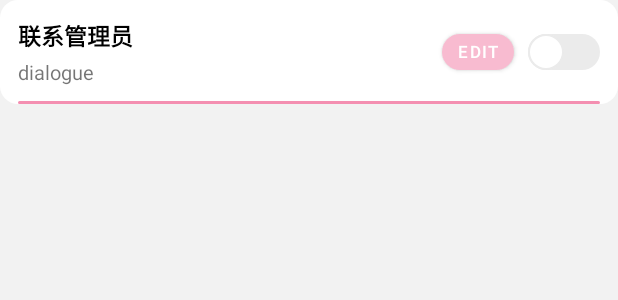
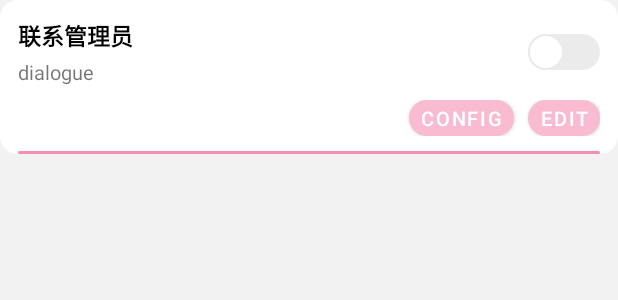
Before and after one commit to YuS1aN/zhenxun_bot_android_ui, an Android app: the layout item_plugin_list.xml on its own in the app's theme, with its tools: preview values and no code run, on a phone screen of 412 x 824 dp. Shown: the top 300 px of the screen. Run offline under Robolectric (Android 15) with nearby library versions, the phone set to English and light mode, and no system bars.

Commit message:
编辑插件配置

```diff
--- a/app/src/main/java/me/kbai/zhenxunui/base/BaseDialog.kt
+++ b/app/src/main/java/me/kbai/zhenxunui/base/BaseDialog.kt
@@ -17,6 +17,8 @@ import kotlin.math.min
  * @author Sean on 2023/6/1
  */
 open class BaseDialog(context: Context) : Dialog(context) {
+    protected var minMarginHorizontal = 80.dp.toInt()
+    protected var maxWidth = 280.dp.toInt()
 
     override fun onStart() {
         super.onStart()
@@ -24,7 +26,7 @@ open class BaseDialog(context: Context) : Dialog(context) {
         val size = context.displaySize()
         window?.run {
             setLayout(
-                min(size.x - 80.dp.toInt(), 260.dp.toInt()),
+                min(size.x - minMarginHorizontal, maxWidth),
                 WindowManager.LayoutParams.WRAP_CONTENT
             )
             setBackgroundDrawable(ColorDrawable(Color.TRANSPARENT))
--- a/app/src/main/java/me/kbai/zhenxunui/model/UpdatePlugin.kt
+++ b/app/src/main/java/me/kbai/zhenxunui/model/UpdatePlugin.kt
@@ -19,5 +19,5 @@ class UpdatePlugin(
     @SerializedName("group_level")
     val groupLevel: Int,
     @SerializedName("block_type")
-    val blockType: String
+    var blockType: String
 )
--- a/app/src/main/java/me/kbai/zhenxunui/repository/ApiRepository.kt
+++ b/app/src/main/java/me/kbai/zhenxunui/repository/ApiRepository.kt
@@ -5,6 +5,7 @@ import kotlinx.coroutines.flow.flow
 import me.kbai.zhenxunui.api.ApiResponse
 import me.kbai.zhenxunui.api.BotApi
 import me.kbai.zhenxunui.model.PluginType
+import me.kbai.zhenxunui.model.UpdateConfig
 import me.kbai.zhenxunui.model.UpdatePlugin
 import org.json.JSONObject
 import retrofit2.HttpException
@@ -21,6 +22,8 @@ object ApiRepository {
     fun getPlugins(type: PluginType) = networkFlow { BotApi.service.getPlugins(type.string) }
 
     fun updatePlugin(plugin: UpdatePlugin) = networkFlow { BotApi.service.updatePlugin(plugin) }
+
+    fun updateConfig(configs: List<UpdateConfig>) = networkFlow { BotApi.service.updateConfig(configs) }
 
     private fun <T> networkFlow(
         f: suspend () -> ApiResponse<T>
--- a/app/src/main/java/me/kbai/zhenxunui/viewmodel/PluginTypeViewModel.kt
+++ b/app/src/main/java/me/kbai/zhenxunui/viewmodel/PluginTypeViewModel.kt
@@ -7,6 +7,7 @@ import kotlinx.coroutines.flow.map
 import kotlinx.coroutines.flow.onEach
 import me.kbai.zhenxunui.model.PluginData
 import me.kbai.zhenxunui.model.PluginType
+import me.kbai.zhenxunui.model.UpdateConfig
 import me.kbai.zhenxunui.model.UpdatePlugin
 import me.kbai.zhenxunui.repository.ApiRepository
 import me.kbai.zhenxunui.repository.Resource
@@ -46,4 +47,6 @@ class PluginTypeViewModel : ViewModel() {
         list[position] = data
         if (notify) _plugins.value = list
     }
+
+    fun updateConfig(configs: List<UpdateConfig>) = ApiRepository.updateConfig(configs)
 }
--- /dev/null
+++ b/app/src/main/res/drawable/bg_list_round_window_color.xml
@@ -0,0 +1,5 @@
+<?xml version="1.0" encoding="utf-8"?>
+<shape xmlns:android="http://schemas.android.com/apk/res/android">
+    <solid android:color="@color/window_background" />
+    <corners android:radius="@dimen/list_item_round" />
+</shape>
--- a/app/src/main/res/layout/item_plugin_list.xml
+++ b/app/src/main/res/layout/item_plugin_list.xml
@@ -8,22 +8,12 @@
     android:paddingHorizontal="@dimen/list_item_padding"
     android:paddingTop="@dimen/list_item_padding">
 
-    <androidx.appcompat.widget.SwitchCompat
-        android:id="@+id/sw_enabled"
-        android:layout_width="wrap_content"
-        android:layout_height="wrap_content"
-        android:layout_alignParentEnd="true"
-        android:layout_centerVertical="true"
-        android:background="@null"
-        android:thumb="@drawable/switch_thumb"
-        app:track="@drawable/switch_track" />
-
     <TextView
         android:id="@+id/tv_name"
         android:layout_width="match_parent"
         android:layout_height="wrap_content"
         android:layout_marginEnd="@dimen/margin_normal"
-        android:layout_toStartOf="@id/btn_edit"
+        android:layout_toStartOf="@id/sw_enabled"
         android:ellipsize="end"
         android:maxLines="1"
         android:textColor="@color/dn_black"
@@ -38,29 +28,56 @@
         android:layout_below="@id/tv_name"
         android:layout_marginTop="@dimen/margin_narrower"
         android:layout_marginEnd="@dimen/margin_normal"
-        android:layout_toStartOf="@id/btn_edit"
+        android:layout_toStartOf="@id/sw_enabled"
         android:ellipsize="end"
         android:maxLines="1"
         tools:text="dialogue" />
 
+    <androidx.appcompat.widget.SwitchCompat
+        android:id="@+id/sw_enabled"
+        android:layout_width="wrap_content"
+        android:layout_height="wrap_content"
+        android:layout_alignBottom="@id/tv_module"
+        android:layout_alignParentEnd="true"
+        android:background="@null"
+        android:thumb="@drawable/switch_thumb"
+        app:track="@drawable/switch_track" />
+
+    <LinearLayout
+        android:id="@+id/ll_button"
+        android:layout_width="match_parent"
+        android:layout_height="wrap_content"
+        android:layout_below="@id/tv_module"
+        android:layout_marginTop="@dimen/margin_normal"
+        android:gravity="end"
+        android:orientation="horizontal">
+
+        <TextView
+            android:id="@+id/btn_config"
+            style="@style/AutoSizeMaterialButton"
+            android:layout_width="wrap_content"
+            android:layout_height="wrap_content"
+            android:background="@drawable/bg_list_button"
+            android:gravity="center"
+            android:paddingVertical="4dp"
+            android:text="@string/edit_config" />
+
         <TextView
             android:id="@+id/btn_edit"
             style="@style/AutoSizeMaterialButton"
-        android:layout_width="48dp"
-        android:layout_height="24dp"
-        android:layout_centerVertical="true"
-        android:layout_marginEnd="@dimen/margin_normal"
-        android:layout_toStartOf="@id/sw_enabled"
+            android:layout_width="wrap_content"
+            android:layout_height="wrap_content"
+            android:layout_marginStart="@dimen/margin_normal"
             android:background="@drawable/bg_list_button"
             android:gravity="center"
-        android:padding="4dp"
             android:text="@string/edit" />
+    </LinearLayout>
 
     <me.kbai.zhenxunui.widget.CornerImageView
         android:id="@+id/dividing_line"
         android:layout_width="match_parent"
         android:layout_height="2dp"
-        android:layout_below="@id/tv_module"
+        android:layout_below="@id/ll_button"
         android:layout_marginTop="@dimen/list_item_padding_subtract_2dp"
         app:cornerRadius="1dp"
         tools:src="?colorPrimaryDark" />
--- a/app/src/main/res/values/strings.xml
+++ b/app/src/main/res/values/strings.xml
@@ -43,4 +43,7 @@
     <string name="enabled">Enabled</string>
     <string name="error_valid_number">Please enter the valid number</string>
     <string name="error_string_is_empty">Please enter text</string>
+    <string name="description_label">Description: %s</string>
+    <string name="edit_config">Config</string>
+    <string name="value_label">Value:</string>
 </resources>
--- a/app/src/main/res/values/styles.xml
+++ b/app/src/main/res/values/styles.xml
@@ -23,7 +23,13 @@
         <item name="autoSizeMaxTextSize">14sp</item>
         <item name="autoSizeTextType">uniform</item>
         <item name="android:padding">0dp</item>
+        <item name="android:paddingTop">4dp</item>
+        <item name="android:paddingBottom">4dp</item>
+        <item name="android:paddingStart">8dp</item>
+        <item name="android:paddingEnd">8dp</item>
         <item name="android:ellipsize">end</item>
+        <item name="android:minWidth">0dp</item>
+        <item name="android:minHeight">24dp</item>
     </style>
 
     <style name="Switch" parent="TextAppearance.AppCompat.Widget.Switch">
```
Also changed, not shown: app/src/main/java/me/kbai/zhenxunui/api/ApiService.kt (+6 -2 lines), app/src/main/java/me/kbai/zhenxunui/model/PluginData.kt (+11 -0 lines), app/src/main/java/me/kbai/zhenxunui/model/UpdateConfig.kt (added, +10 -0 lines), app/src/main/java/me/kbai/zhenxunui/ui/plugin/ConfigAdapter.kt (added, +79 -0 lines), app/src/main/java/me/kbai/zhenxunui/ui/plugin/EditConfigDialog.kt (added, +78 -0 lines), app/src/main/java/me/kbai/zhenxunui/ui/plugin/PluginAdapter.kt (+27 -4 lines), app/src/main/java/me/kbai/zhenxunui/ui/plugin/PluginTypeFragment.kt (+83 -10 lines), app/src/main/res/layout/dialog_edit_config.xml (added, +46 -0 lines), app/src/main/res/layout/item_edit_config.xml (added, +58 -0 lines), 1 other file. Lines whose indentation alone changed are shown as unchanged.
